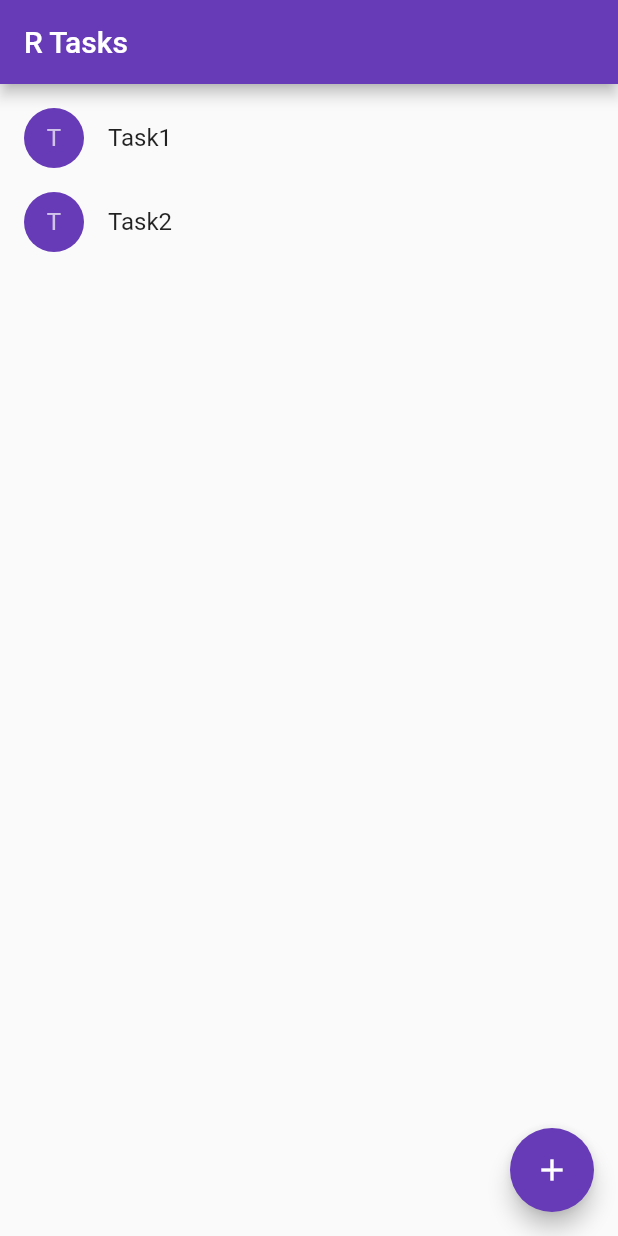
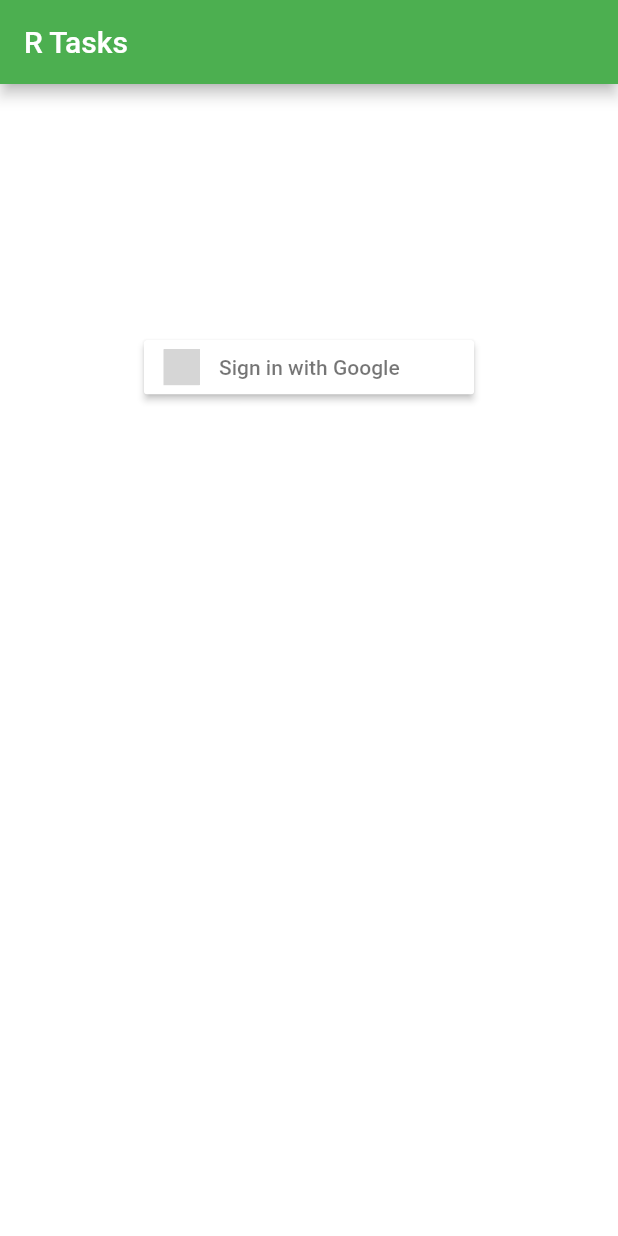
Before and after one commit to rmolabanti/r-tasks, a Flutter app: the screen it shows after launch, on a phone screen of 412 x 824 dp. Run offline on Flutter 3.47's test engine with Material 2 defaults, Android fonts, the light colour scheme and no system bars; our stand-ins replace firebase_auth, firebase_core, flutter_signin_button; accounts and stored records are empty; generated files the repository leaves out were written again; grey boxes are pictures that could not be loaded.

Commit message:
google auth sign in

```diff
--- /dev/null
+++ b/lib/auth_service.dart
@@ -0,0 +1,44 @@
+import 'package:firebase_auth/firebase_auth.dart';
+import 'package:flutter/cupertino.dart';
+
+import 'login_page.dart';
+import 'r_tasks.dart';
+
+class AuthService {
+
+  //Determine if the user is authenticated.
+  handleAuthState() {
+    return StreamBuilder(
+        stream: FirebaseAuth.instance.authStateChanges(),
+        builder: (BuildContext context, snapshot) {
+          if (snapshot.hasData) {
+            print('User is signed in!');
+            return const TasksHome();
+          } else {
+            print('User is currently signed out!');
+            return const LoginPage();
+          }
+        });
+  }
+
+  Future<UserCredential> signInWithGoogle() async {
+    // Create a new provider
+    GoogleAuthProvider googleProvider = GoogleAuthProvider();
+
+    googleProvider.addScope('https://www.googleapis.com/auth/contacts.readonly');
+    // googleProvider.setCustomParameters({
+    //   'login_hint': 'user@example.com'
+    // });
+
+    // Once signed in, return the UserCredential
+    return await FirebaseAuth.instance.signInWithPopup(googleProvider);
+
+    // Or use signInWithRedirect
+    // return await FirebaseAuth.instance.signInWithRedirect(googleProvider);
+  }
+
+  //Sign out
+  signOut() {
+    FirebaseAuth.instance.signOut();
+  }
+}
--- /dev/null
+++ b/lib/login_page.dart
@@ -0,0 +1,48 @@
+import 'package:flutter/material.dart';
+import 'package:flutter_signin_button/flutter_signin_button.dart';
+
+import 'auth_service.dart';
+
+class LoginPage extends StatefulWidget {
+  const LoginPage({Key? key}) : super(key: key);
+
+  @override
+  _LoginPageState createState() => _LoginPageState();
+}
+
+class _LoginPageState extends State<LoginPage> {
+
+  @override
+  Widget build(BuildContext context) {
+    final Size size = MediaQuery.of(context).size;
+
+    return Scaffold(
+      backgroundColor: Colors.white,
+      appBar: AppBar(
+        title: const Text("R Tasks"),
+        backgroundColor: Colors.green,
+      ),
+      body: Container(
+        width: size.width,
+        height: size.height,
+        padding: EdgeInsets.only(
+            left: 20,
+            right: 20,
+            top: size.height * 0.2,
+            bottom: size.height * 0.5),
+        child: Column(
+          crossAxisAlignment: CrossAxisAlignment.center,
+          mainAxisAlignment: MainAxisAlignment.spaceBetween,
+          children: [
+            SignInButton(
+              Buttons.Google,
+              onPressed: () {
+                AuthService().signInWithGoogle();
+              },
+            ),
+          ],
+        ),
+      ),
+    );
+  }
+}
--- a/lib/main.dart
+++ b/lib/main.dart
@@ -1,166 +1,36 @@
+// Copyright 2018 The Flutter team. All rights reserved.
+// Use of this source code is governed by a BSD-style license that can be
+// found in the LICENSE file.
+
 import 'package:flutter/material.dart';
+import 'package:firebase_core/firebase_core.dart';
+import 'package:r_tasks/auth_service.dart';
+import 'firebase_options.dart';
+import 'package:firebase_auth/firebase_auth.dart';
 
-void main() {
+
+Future<void> main() async{
+
+  WidgetsFlutterBinding.ensureInitialized();
+  await Firebase.initializeApp(
+    options: DefaultFirebaseOptions.currentPlatform,
+  );
+
+  //final auth = FirebaseAuth.instanceFor(app: Firebase.app(), persistence: Persistence.NONE);
+  //await FirebaseAuth.instance.useAuthEmulator('localhost', 57387);
+  //await auth.setPersistence(Persistence.LOCAL);
+
   runApp(const MyApp());
-}
-
-class Task {
-  Task({required this.name});
-  String name;
-  bool isDone=false;
 }
 
 class MyApp extends StatelessWidget {
   const MyApp({super.key});
 
-  // This widget is the root of your application.
   @override
   Widget build(BuildContext context) {
     return MaterialApp(
-      title: 'R Tasks',
-      theme: ThemeData(
-        primarySwatch: Colors.deepPurple,
-      ),
-      home: TasksPage(
-        title: 'R Tasks',
-        tasks: [Task(name: "Task1"), Task(name: "Task2")],
-      ),
+      title: 'Welcome to Flutter',
+      home: AuthService().handleAuthState(),
     );
   }
 }
-
-class TasksPage extends StatefulWidget {
-  const TasksPage({super.key, required this.title, required this.tasks});
-  final String title;
-  final List<Task> tasks;
-
-  @override
-  State<TasksPage> createState() => _TasksPageState();
-}
-
-class _TasksPageState extends State<TasksPage> {
-
-  void _handleTaskChange(Task task) {
-    setState(() {
-      task.isDone=!task.isDone;
-    });
-  }
-
-  void _handleNewTask(Task task) {
-    setState(() {
-      widget.tasks.add(task);
-    });
-  }
-
-  @override
-  Widget build(BuildContext context) {
-    return Scaffold(
-      appBar: AppBar(
-        title: Text(widget.title),
-      ),
-      body: ListView(
-        padding: const EdgeInsets.symmetric(vertical: 8.0),
-        children: widget.tasks.map((task) {
-          return TaskItem(task:task,onTaskChanged: _handleTaskChange,);
-        }).toList(),
-
-      ),
-      floatingActionButton: FloatingActionButton(
-        onPressed: (){
-          Navigator.of(context).push(MaterialPageRoute(builder: (context) => AddTaskForm(onTaskAdded:_handleNewTask)));
-        },
-        tooltip: 'Increment',
-        child: const Icon(Icons.add),
-      ), // This trailing comma makes auto-formatting nicer for build methods.
-    );
-  }
-}
-
-class TaskItem extends StatelessWidget {
-  TaskItem({required this.task,required this.onTaskChanged}) : super(key: ObjectKey(task));
-
-  final Task task;
-  final void Function(Task) onTaskChanged;
-
-  @override
-  Widget build(BuildContext context) {
-    return ListTile(
-      onTap: (){onTaskChanged(task);},
-      leading: CircleAvatar(
-        backgroundColor: task.isDone?Colors.black54:Theme.of(context).primaryColor,
-        child: Text(task.name[0]),
-      ),
-      title: Text(
-        task.name,
-        style: _getTextStyle(context),
-      ),
-    );
-  }
-
-  TextStyle? _getTextStyle(BuildContext context) {
-    if(!task.isDone) return null;
-    return const TextStyle(
-      color: Colors.black54,
-      decoration: TextDecoration.lineThrough,
-    );
-  }
-}
-
-class AddTaskForm extends StatefulWidget{
-  const AddTaskForm({super.key, required this.onTaskAdded});
-  final void Function(Task) onTaskAdded;
-
-  @override
-  State<StatefulWidget> createState() => AddTaskFormState();
-}
-
-class AddTaskFormState extends State<AddTaskForm> {
-  final _formKey = GlobalKey<FormState>();
-
-  final addTaskController = TextEditingController();
-
-  @override
-  void dispose() {
-    addTaskController.dispose();
-    super.dispose();
-  }
-  @override
-  Widget build(BuildContext context) {
-    return Scaffold(
-      appBar: AppBar(title: const Text("Add Task")),
-      body: Center(
-        child: Form(
-            key: _formKey,
-            child: ListView(
-              children: [
-                TextFormField(
-                  controller: addTaskController,
-                  validator: (value) {
-                    if (value == null || value.isEmpty) {
-                      return 'Please enter some text';
-                    }
-                    return null;
-                  },
-                ),
-                Center(
-                  child: Padding(
-                    padding: const EdgeInsets.symmetric(vertical: 16.0),
-                    child: ElevatedButton(
-                        onPressed: () {
-                          if (_formKey.currentState!.validate()) {
-                            ScaffoldMessenger.of(context).showSnackBar(
-                              SnackBar(content: Text(addTaskController.text)),
-                            );
-                            widget.onTaskAdded(Task(name: addTaskController.text));
-                            Navigator.of(context).pop();
-                          }
-                        },
-                        child: const Text("Add")),
-                  ),
-                ),
-          ],
-        )),
-      ),
-    );
-  }
-}
```
Also changed, not shown: lib/r_tasks.dart (added, +168 -0 lines), pubspec.yaml (+7 -3 lines), assets/google-logo-small.png (added), assets/google-logo.png (added), pubspec.lock, 3 other files.
